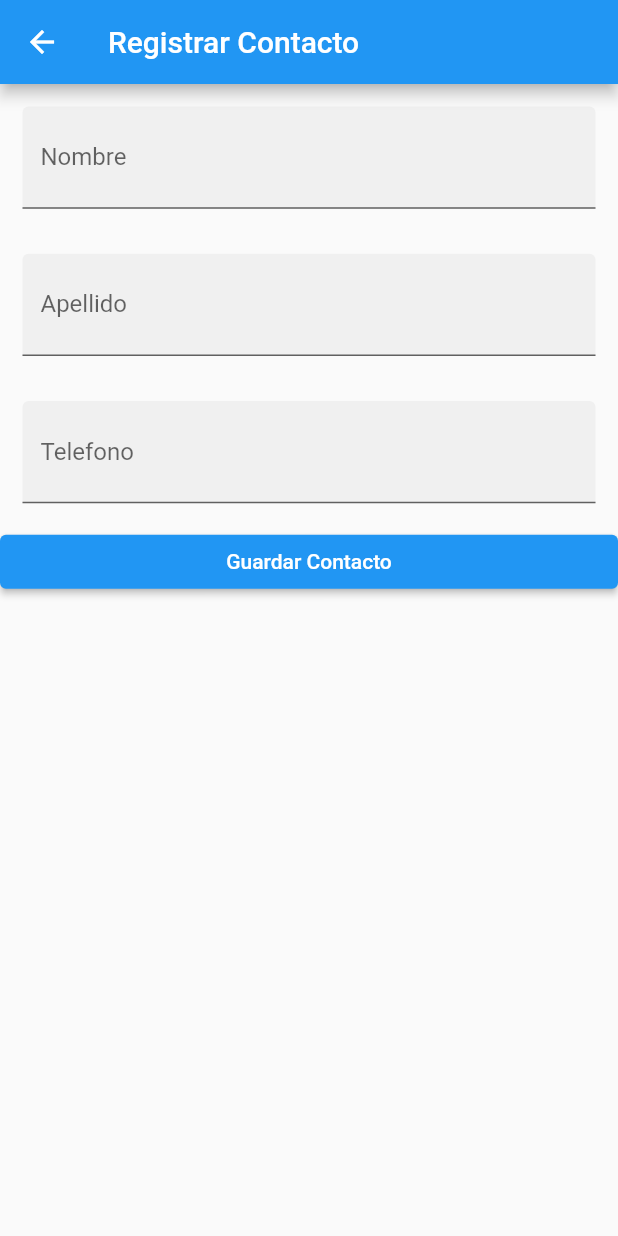
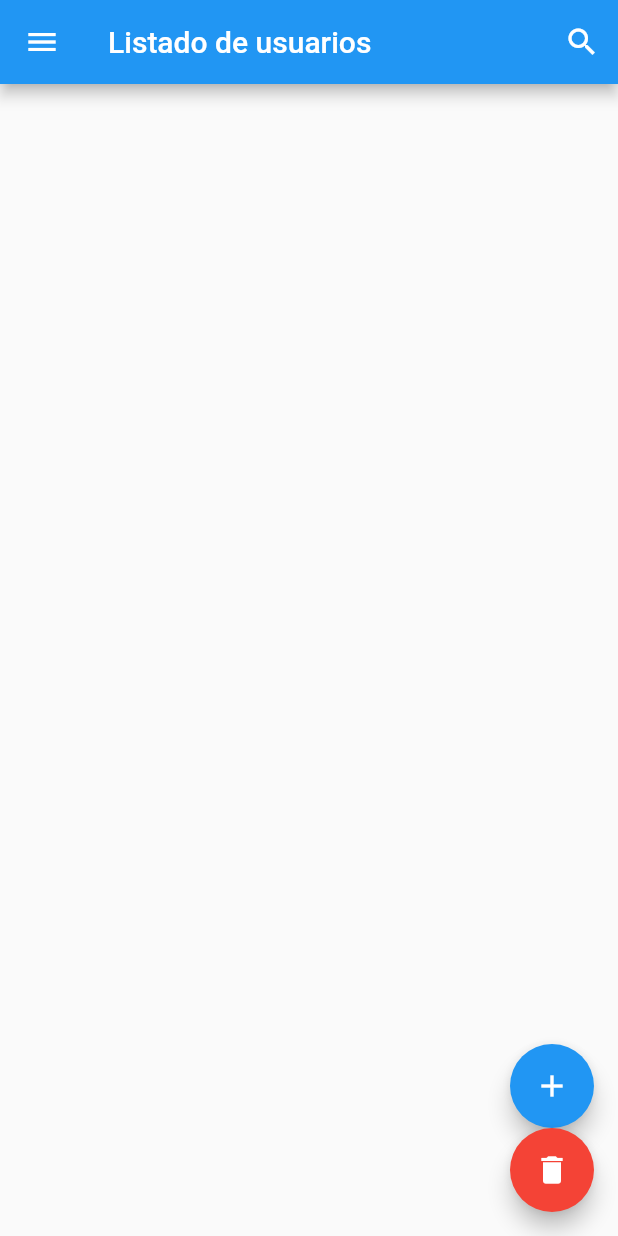
Before and after one commit to miguelRamos1053/STOCK-IRGERY, a Flutter app: the screen it shows after launch, after a tap on the "add" icon, on a phone screen of 412 x 824 dp. Run offline on Flutter 3.47's test engine with Material 2 defaults, Android fonts, the phone set to English and light mode, and no system bars; our stand-ins replace sqflite; accounts and stored records are empty.

Commit message:
Actulización

```diff
--- a/lib/add_contact.dart
+++ b/lib/add_contact.dart
@@ -1,3 +1,4 @@
+/*
 import 'package:flutter/material.dart';
 import 'home.dart';
 import 'text_box.dart';
@@ -40,7 +41,7 @@ class _AddContact extends State<AddContact> {
 
                 if (name.isNotEmpty && surname.isNotEmpty && phone.isNotEmpty) {
                   Navigator.pop(context,
-                      Client(name: name, surname: surname, phone: phone));
+                      //Client(name: name, surname: surname, phone: phone));
                 }
               },
               child: const Text("Guardar Contacto")),
@@ -49,3 +50,4 @@ class _AddContact extends State<AddContact> {
     );
   }
 }
+*/
--- a/lib/home.dart
+++ b/lib/home.dart
@@ -1,72 +1,120 @@
 import 'package:flutter/material.dart';
-import 'add_contact.dart';
 
-class Home extends StatefulWidget {
-  final String _title;
-  // ignore: use_key_in_widget_constructors
-  const Home(this._title);
+import 'package:hola_mundo/src/providers/usuario_provider.dart';
+import 'package:hola_mundo/src/providers/producto_provider.dart';
+
+class HomePage extends StatefulWidget {
   @override
-  State<StatefulWidget> createState() => _Home();
+  State<StatefulWidget> createState() {
+    return _HomePageState();
+  }
 }
 
-class _Home extends State<Home> {
-  List<Client> clients = [
-    Client(name: 'Miguel', surname: 'Mora', phone: '302 454 25 93'),
-    Client(name: 'Alejandro', surname: 'Perez', phone: '322 412 34 68'),
-    Client(name: 'Jhonatan', surname: 'Gutierrez', phone: '301 441 36 98'),
-    Client(name: 'Juan', surname: 'Segura', phone: '310 789 90 62')
-  ];
+class _HomePageState extends State<HomePage> {
+  // const HolaMundoHome({super.key});
   @override
   Widget build(BuildContext context) {
     return Scaffold(
       appBar: AppBar(
-        title: Text(widget._title),
+        leading: IconButton(
+          icon: Icon(Icons.menu),
+          tooltip: "Menu principal",
+          onPressed: () => [],
+        ),
+        title: Text('Listado de usuarios'),
+        actions: <Widget>[
+          IconButton(
+              icon: Icon(Icons.search), tooltip: "Buscar", onPressed: () => {})
+        ],
       ),
-      body: ListView.builder(
-        itemCount: clients.length,
-        itemBuilder: (context, index) {
-          return ListTile(
-            onTap: () {},
-            onLongPress: () {},
-            title: Text(clients[index].name + " " + clients[index].surname),
-            subtitle: Text(clients[index].phone),
-            leading: CircleAvatar(
-              child: Text(clients[index].name.substring(0, 1)),
-            ),
-            // ignore: prefer_const_constructors
-            trailing: Icon(
-              Icons.call,
-              color: Colors.red,
-            ),
-          );
+      body: Center(
+          child: FutureBuilder(
+        future: UsuarioProvider.getUsuarios(),
+        builder: (BuildContext context,
+            AsyncSnapshot<List<UsuarioModel?>> snapshot) {
+          if (snapshot.connectionState == ConnectionState.done &&
+              snapshot.hasData) {
+            return ListView.builder(
+              itemCount: snapshot.data?.length,
+              itemBuilder: (context, index) {
+                return ListTile(
+                    title: Text('Usuario: ${snapshot.data![index]!.id}'),
+                    subtitle: Column(
+                      children: [
+                        Text('Nombre: ${snapshot.data![index]!.nombre} '),
+                        Text('Correo: ${snapshot.data![index]!.correo} '),
+                        Text(
+                            'Contraseña: ${snapshot.data![index]!.contrasenia} '),
+                      ],
+                    ));
+              },
+            );
+          } else {
+            return CircularProgressIndicator();
+          }
         },
-      ),
-      floatingActionButton: FloatingActionButton(
-        onPressed: () {
-          Navigator.push(
-                  context, MaterialPageRoute(builder: (_) => AddContact()))
-              .then((newContact) {
-            if (newContact != null) {
-              setState(() {
-                clients.add(newContact);
-              });
-            }
-          });
-        },
-        tooltip: "Agregar Contacto",
-        child: const Icon(Icons.add),
+      )),
+      floatingActionButton: Column(
+        mainAxisAlignment: MainAxisAlignment.end,
+        children: [
+          FloatingActionButton(
+            onPressed: () {
+              guardarDatos();
+            },
+            child: Icon(Icons.add),
+          ),
+          SizedBox(width: 16),
+          FloatingActionButton(
+            backgroundColor: Colors.red,
+            onPressed: () {
+              eliminarDatos();
+            },
+            child: Icon(Icons.delete),
+          ),
+        ],
       ),
     );
   }
+
+//funciones para pruebas
+  guardarDatos() async {
+    //Crea usuarios de prueba en la base de datos
+    await UsuarioProvider.nuevoUsuario(UsuarioModel(
+        id: 1,
+        nombre: "Alejandro",
+        correo: "alejandro@gmail.com",
+        contrasenia: "1234"));
+
+    UsuarioProvider.nuevoUsuario(UsuarioModel(
+        id: 2,
+        nombre: "Brayan",
+        correo: "brayan@gmail.com",
+        contrasenia: "1234"));
+    UsuarioProvider.nuevoUsuario(UsuarioModel(
+        id: 3,
+        nombre: "Albert",
+        correo: "albert@gmail.com",
+        contrasenia: "1234"));
+    UsuarioProvider.nuevoUsuario(UsuarioModel(
+        id: 4,
+        nombre: "Miguel",
+        correo: "miguel@gmail.com",
+        contrasenia: "1234"));
+
+//crear un producto
+    ProductoProvider.nuevoProducto(ProductoModel(
+        id: 1, codigo: 'sss', nombre: 'destornillador', creadoPor: 1));
+
+    //imprimir los productos y usuarios creados
+    UsuarioProvider.getUsuarios();
+    ProductoProvider.getProductos();
+    //  ProductoProvider.nuevoProducto(ProductoModel(id: 2, codigo: 'sss', nombre: 'destornillador', creadoPor: 7));
+  }
+
+//elimina todos los usuarios de la base de datos
+  eliminarDatos() async {
+    // await UsuarioProvider.database;
+    ProductoProvider.eliminarTodosLosProductos();
+    UsuarioProvider.eliminarTodosUsuarios();
+  }
 }
-
-class Client {
-  // ignore: prefer_typing_uninitialized_variables
-  var name;
-  // ignore: prefer_typing_uninitialized_variables
-  var surname;
-  // ignore: prefer_typing_uninitialized_variables
-  var phone;
-
-  Client({this.name, this.surname, this.phone});
-}
--- a/lib/main.dart
+++ b/lib/main.dart
@@ -1,16 +1,16 @@
 import 'package:flutter/material.dart';
+import 'package:hola_mundo/home.dart';
 
-import 'home.dart';
+void main() {
+  runApp(MyApp());
+}
 
-void main() => runApp(MyApp());
-
-// ignore: use_key_in_widget_constructors
 class MyApp extends StatelessWidget {
   @override
   Widget build(BuildContext context) {
-    return const MaterialApp(
-      title: 'Material App',
-      home: Home("Mis contactos"),
-    ); // MaterialApp
+    return MaterialApp(
+        debugShowCheckedModeBanner: false,
+        title: "hola Mundo",
+        home: HomePage());
   }
 }
--- /dev/null
+++ b/lib/src/models/producto_model.dart
@@ -0,0 +1,42 @@
+
+import 'dart:convert';
+
+ProductoModel productoFromJson(String str) => ProductoModel.fromJson(json.decode(str));
+
+String productoToJson(ProductoModel data) => json.encode(data.toJson());
+
+class ProductoModel {
+    ProductoModel({
+        required this.id,
+        required this.codigo,
+        required this.nombre,
+        this.detalles,
+        this.cantidad=0,
+        required this.creadoPor,
+    });
+
+    int id;
+    String codigo;
+    String nombre;
+    String? detalles;
+    int cantidad;
+    int creadoPor;
+
+    factory ProductoModel.fromJson(Map<String, dynamic> json) => ProductoModel(
+        id: json["id"],
+        codigo: json["codigo"],
+        nombre: json["nombre"],
+        detalles: json["detalles"],
+        cantidad: json["cantidad"],
+        creadoPor: json["creadoPor"],
+    );
+
+    Map<String, dynamic> toJson() => {
+        "id": id,
+        "codigo": codigo,
+        "nombre": nombre,
+        "detalles": detalles,
+        "cantidad": cantidad,
+        "creadoPor": creadoPor,
+    };
+}
--- /dev/null
+++ b/lib/src/models/usuario_model.dart
@@ -0,0 +1,35 @@
+
+
+import 'dart:convert';
+
+UsuarioModel usuarioFromJson(String str) => UsuarioModel.fromJson(json.decode(str));
+
+String usuarioToJson(UsuarioModel data) => json.encode(data.toJson());
+
+class UsuarioModel {
+    UsuarioModel({
+        required this.id,
+        required this.nombre,
+        required this.correo,
+        required this.contrasenia,
+    });
+
+    int id;
+    String nombre;
+    String correo;
+    String contrasenia;
+
+    factory UsuarioModel.fromJson(Map<String, dynamic> json) => UsuarioModel(
+        id: json["id"],
+        nombre: json["nombre"],
+        correo: json["correo"],
+        contrasenia: json["contrasenia"],
+    );
+
+    Map<String, dynamic> toJson() => {
+        "id": id,
+        "nombre": nombre,
+        "correo": correo,
+        "contrasenia": contrasenia,
+    };
+}
--- /dev/null
+++ b/lib/src/providers/db_provider.dart
@@ -0,0 +1,73 @@
+import 'dart:io';
+
+
+// ignore: depend_on_referenced_packages
+import 'package:path/path.dart';
+import 'package:path_provider/path_provider.dart';
+import 'package:sqflite/sqflite.dart';
+export 'package:hola_mundo/src/models/usuario_model.dart';
+
+
+/*
+CLASE DE LA CONFIGURACION Y CREACION DE LA BASE DE DATOS
+
+ */
+class DBProvider {
+  static Database? _database;
+  static final DBProvider db = DBProvider._();
+
+  DBProvider._();
+
+  Future<Database?> get database async {
+    if (_database != null) {
+      return _database;
+    } else {
+      _database = await initDB();
+      return _database;
+    }
+  }
+
+  initDB() async {
+    Directory documentsDirectory = await getApplicationDocumentsDirectory();
+
+    String path = join(documentsDirectory.path, 'stockirgery.db');
+
+    print('path ${path}');
+
+    return await openDatabase(
+      path,
+      version: 1,
+      onOpen: (db) {},
+      onCreate: (db, version) async {
+        await db.execute('CREATE TABLE Usuarios ('
+            'id INTEGER PRIMARY KEY,'
+            'nombre TEXT NOT NULL,'
+            'correo TEXT NOT NULL,'
+            'contrasenia TEXT NOT NULL'
+            ')');
+
+        await db.execute('CREATE TABLE Productos ('
+            'id INTEGER PRIMARY KEY,'
+            'codigo TEXT NOT NULL,'
+            'nombre TEXT NOT NULL,'
+            'detalles TEXT,'
+            'cantidad INTEGER NOT NULL,'
+            'creadoPor INTEGER,'
+            'FOREIGN KEY(creadoPor) REFERENCES Usuarios(id)'
+            ')');
+
+        await db.execute('CREATE TABLE FlujoInventarios ('
+            'id INTEGER PRIMARY KEY,'
+            'fecha TEXT,'
+            'tipo TEXT,'
+            'cantidad INTEGER NOT NULL,'
+            'idProducto INTEGER,'
+            'FOREIGN KEY(idProducto) REFERENCES Productos(id)'
+            ')');
+      },
+      onConfigure: (db) async {
+        await db.execute('PRAGMA foreign_keys = ON');
+      },
+    );
+  }
+}
--- /dev/null
+++ b/lib/src/providers/producto_provider.dart
@@ -0,0 +1,71 @@
+import 'package:hola_mundo/src/models/producto_model.dart';
+export 'package:hola_mundo/src/models/producto_model.dart';
+
+import 'package:hola_mundo/src/providers/db_provider.dart';
+import 'package:sqflite/sqflite.dart';
+
+
+/*
+CRUD DE LOS PRODUCTOS
+
+ */
+class ProductoProvider {
+  static Future<Database?> get _database async {
+    final db = await DBProvider.db.database;
+    return db;
+  }
+
+  static nuevoProducto(ProductoModel producto) async {
+    final db = await _database; //obtiene o referencia la base de datos
+    final resultado = await db?.insert('Productos', producto.toJson());
+    return resultado;
+  }
+
+  static Future<ProductoModel?> getProductoPorId(int id) async {
+    final db = await _database;
+    final resultado = await db?.query('Productos',
+        where: 'id = ?',
+        whereArgs: [id]); //realiza la consulta a la base de datos
+
+    return resultado!.isNotEmpty
+        ? ProductoModel.fromJson(resultado.first)
+        : null;
+  }
+
+  static Future<List<ProductoModel?>> getProductos() async {
+    final db = await _database;
+    final resultado = await db?.query('Productos');
+
+    List<ProductoModel> lista = resultado!.isNotEmpty
+        ? resultado.map((e) => ProductoModel.fromJson(e)).toList()
+        : [];
+            lista.forEach((e) =>print('Nombre: ${e.nombre}, Codigo: ${e.codigo}, ID: ${e.id}, cantidad: ${e.cantidad}, creado por: ${e.creadoPor}'));
+
+    return lista;
+  }
+
+  //actualizar registros
+
+  static Future<int> actualizarProducto(ProductoModel producto) async {
+    final db = await _database;
+    final resultado = await db!.update('Productos', producto.toJson(),
+        where: 'id = ?', whereArgs: [producto.id]);
+    return resultado;
+  }
+
+  //borrar registros
+
+  static Future<int> eliminarProducto(int id) async {
+    final db = await _database;
+    final resultado =
+        await db!.delete('Productos', where: 'id = ?', whereArgs: [id]);
+    return resultado;
+  }
+
+  static Future<int> eliminarTodosLosProductos() async {
+    final db = await _database;
+    final resultado = await db!.rawDelete('DELETE FROM Productos');
+    print('TODOS LOS PRODUCTOS ELIMINADOS');
+    return resultado;
+  }
+}
--- /dev/null
+++ b/lib/src/providers/usuario_provider.dart
@@ -0,0 +1,80 @@
+import 'package:hola_mundo/src/providers/db_provider.dart';
+import 'package:sqflite/sqflite.dart';
+export 'package:hola_mundo/src/providers/db_provider.dart';
+
+/*
+CRUD DE LOS USUARIOS
+ */
+class UsuarioProvider {
+  static Future<Database?> get _database async {
+    final db = await DBProvider.db.database;
+    return db;
+  }
+
+  static nuevoUsuario(UsuarioModel nuevoUsuario) async {
+    final db = await _database; //obtiene o referencia la base de datos
+    final resultado = await db?.insert('Usuarios', nuevoUsuario.toJson());
+    return resultado;
+  }
+
+  static Future<UsuarioModel?> getUsuarioPorId(int id) async {
+    final db = await _database;
+    final resultado = await db?.query('Usuarios',
+        where: 'id = ?',
+        whereArgs: [id]); //realiza la consulta a la base de datos
+
+    return resultado!.isNotEmpty
+        ? UsuarioModel.fromJson(resultado.first)
+        : null;
+  }
+
+  static Future<List<UsuarioModel?>> getUsuarios() async {
+    final db = await _database;
+    final resultado = await db?.query('Usuarios');
+
+    List<UsuarioModel> lista = resultado!.isNotEmpty
+        ? resultado.map((e) => UsuarioModel.fromJson(e)).toList()
+        : [];
+    lista.forEach((e) => print(
+        'Nombre: ${e.nombre}, Correo: ${e.correo}, ID: ${e.id}, contraseña: ${e.contrasenia}'));
+    return lista;
+  }
+
+  //actualizar registros
+
+  static Future<int> actualizarUsuario(UsuarioModel nuevoUsuario) async {
+    final db = await _database;
+    final resultado = await db!.update('Usuarios', nuevoUsuario.toJson(),
+        where: 'id = ?', whereArgs: [nuevoUsuario.id]);
+    return resultado;
+  }
+
+  //borrar registros
+
+  static Future<int> eliminarUsuario(int id) async {
+    final db = await _database;
+    final resultado =
+        await db!.delete('Usuarios', where: 'id = ?', whereArgs: [id]);
+    return resultado;
+  }
+
+//Vaciar la tabla de usuarios
+  static Future<int> eliminarTodosUsuarios() async {
+    final db = await _database;
+    final resultado = await db!.rawDelete('DELETE FROM Usuarios');
+    print('TODOS LOS USUARIOS ELIMINADOS');
+
+    return resultado;
+  }
+
+//muestra todas las tablas que la base de datos contiene
+  static Future<List<Map<String, dynamic>>> getTablas() async {
+    final db = await _database;
+
+    final List<Map<String, dynamic>> tables =
+        await db!.rawQuery('SELECT * FROM sqlite_master');
+
+    print(tables);
+    return tables;
+  }
+}
--- a/pubspec.yaml
+++ b/pubspec.yaml
@@ -35,6 +35,8 @@ dependencies:
   # The following adds the Cupertino Icons font to your application.
   # Use with the CupertinoIcons class for iOS style icons.
   cupertino_icons: ^1.0.2
+  sqflite: ^2.2.6
+  path_provider: ^2.0.14
 
 dev_dependencies:
   flutter_test:
```
Also changed, not shown: lib/src/models/flujo_inventario_model.dart (added, +38 -0 lines), lib/src/providers/flujo_inventario_provider.dart (added, +71 -0 lines), pubspec.lock, 2 other files.
